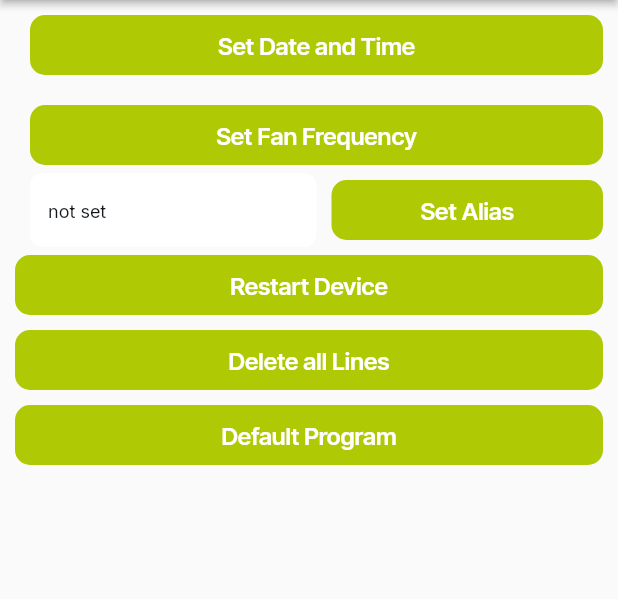
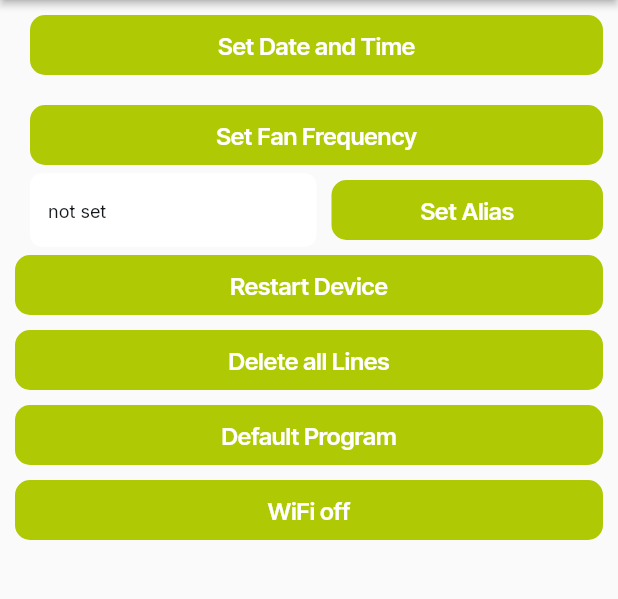
Before and after one commit to danygutmann/AsFlutter, a Flutter app: the DeviceOptionsWidget screen opened by its route, after a tap on "Set Fan Frequency", on a phone screen of 412 x 824 dp, the part 84-683 px from its top. Run offline on Flutter 3.47's test engine with Material 3 defaults, Android fonts, the phone set to English and light mode, and no system bars; drawn by our look-alikes of auto_size_text; our stand-ins replace dropdown_button2, equatable, font_awesome_flutter, from_css_color, go_router, google_fonts and 3 more; missing offline and left inert: android_intent_plus, json_path, mime_type; accounts and stored records are empty; network calls fail.

Commit message:
add wifi off feature

```diff
--- a/lib/custom_code/actions/index.dart
+++ b/lib/custom_code/actions/index.dart
@@ -8,6 +8,7 @@ export 'set_default_lines.dart' show setDefaultLines;
 export 'set_alias.dart' show setAlias;
 export 'set_pwm.dart' show setPwm;
 export 'restart_device.dart' show restartDevice;
+export 'wifi_off.dart' show wifiOff;
 export 'send_data_quad.dart' show sendDataQuad;
 export 'edit_line.dart' show editLine;
 export 'send_data.dart' show sendData;
--- /dev/null
+++ b/lib/custom_code/actions/wifi_off.dart
@@ -0,0 +1,24 @@
+// Automatic FlutterFlow imports
+import '/backend/schema/structs/index.dart';
+import '/flutter_flow/flutter_flow_theme.dart';
+import '/flutter_flow/flutter_flow_util.dart';
+import 'index.dart'; // Imports other custom actions
+import '/flutter_flow/custom_functions.dart'; // Imports custom functions
+import 'package:flutter/material.dart';
+// Begin custom action code
+// DO NOT REMOVE OR MODIFY THE CODE ABOVE!
+
+//import '/flutter_flow/custom_functions.dart'; // Imports custom functions
+
+import 'package:http/http.dart' as http;
+import 'dart:convert';
+
+Future<void> wifiOff(BuildContext context) async {
+  String url = "http://192.168.4.1/CMD/?CMD=SendData&SUBCMD=W";
+  try {
+    final response = await http.get(Uri.parse(url));
+    if (response.statusCode == 200) {}
+  } catch (e) {
+    return;
+  }
+}
--- a/lib/device_line/device_line_widget.dart
+++ b/lib/device_line/device_line_widget.dart
@@ -2314,7 +2314,6 @@ class _DeviceLineWidgetState extends State<DeviceLineWidget> {
                             child: FFButtonWidget(
                               onPressed: () async {
                                 await _model.delete(context);
-                                safeSetState(() {});
                               },
                               text: FFLocalizations.of(context).getText(
                                 '4x10ufan' /* Delete Line */,
--- a/lib/device_options/device_options_model.dart
+++ b/lib/device_options/device_options_model.dart
@@ -1,6 +1,6 @@
 import '/flutter_flow/flutter_flow_util.dart';
+import '/custom_code/actions/index.dart' as actions;
 import '/index.dart';
-import 'device_options_widget.dart' show DeviceOptionsWidget;
 import 'package:flutter/material.dart';
 
 class DeviceOptionsModel extends FlutterFlowModel<DeviceOptionsWidget> {
@@ -23,4 +23,15 @@ class DeviceOptionsModel extends FlutterFlowModel<DeviceOptionsWidget> {
 
   /// Action blocks.
   Future abGetType(BuildContext context) async {}
+
+  Future wifiOffFlow(BuildContext context) async {
+    context.pushNamed(HomePageWidget.routeName);
+
+    await actions.wifiOff(
+      context,
+    );
+    await actions.discoverDevice(
+      context,
+    );
+  }
 }
--- a/lib/device_options/device_options_widget.dart
+++ b/lib/device_options/device_options_widget.dart
@@ -596,6 +596,45 @@ class _DeviceOptionsWidgetState extends State<DeviceOptionsWidget> {
                   ),
                 ),
               ),
+              Padding(
+                padding: EdgeInsetsDirectional.fromSTEB(10.0, 5.0, 10.0, 5.0),
+                child: FFButtonWidget(
+                  onPressed: () async {
+                    await _model.wifiOffFlow(context);
+                  },
+                  text: FFLocalizations.of(context).getText(
+                    'm1e42b2p' /* WiFi off */,
+                  ),
+                  options: FFButtonOptions(
+                    width: double.infinity,
+                    height: 40.0,
+                    padding:
+                        EdgeInsetsDirectional.fromSTEB(16.0, 0.0, 16.0, 0.0),
+                    iconPadding:
+                        EdgeInsetsDirectional.fromSTEB(0.0, 0.0, 0.0, 0.0),
+                    color: FlutterFlowTheme.of(context).primary,
+                    textStyle: FlutterFlowTheme.of(context).titleSmall.override(
+                          font: GoogleFonts.interTight(
+                            fontWeight: FlutterFlowTheme.of(context)
+                                .titleSmall
+                                .fontWeight,
+                            fontStyle: FlutterFlowTheme.of(context)
+                                .titleSmall
+                                .fontStyle,
+                          ),
+                          color: Colors.white,
+                          letterSpacing: 0.0,
+                          fontWeight: FlutterFlowTheme.of(context)
+                              .titleSmall
+                              .fontWeight,
+                          fontStyle:
+                              FlutterFlowTheme.of(context).titleSmall.fontStyle,
+                        ),
+                    elevation: 0.0,
+                    borderRadius: BorderRadius.circular(10.0),
+                  ),
+                ),
+              ),
               Spacer(),
             ],
           ),
--- a/lib/flutter_flow/internationalization.dart
+++ b/lib/flutter_flow/internationalization.dart
@@ -275,6 +275,11 @@ final kTranslationsMap = <Map<String, Map<String, String>>>[
       'en': 'Default Program',
       'de': 'Standardprogramm',
       'nl': 'Standaardprogramma',
+    },
+    'm1e42b2p': {
+      'en': 'WiFi off',
+      'de': 'WLAN aus',
+      'nl': 'WiFi uit',
     },
     '1z8zwu64': {
       'en': 'Home',
```
Also changed, not shown: 2 other files.
